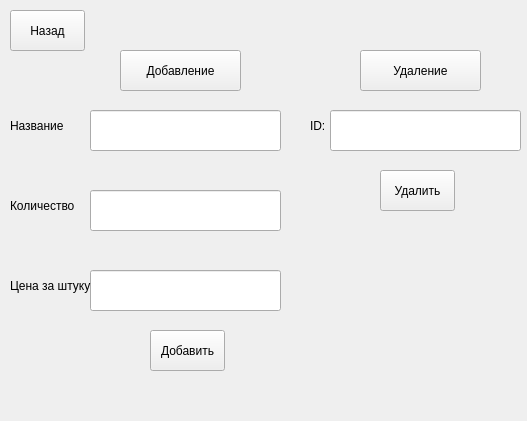
First picture: the form in goodslist.ui, repository Shuv1Wolf/hackathon, before the edit.
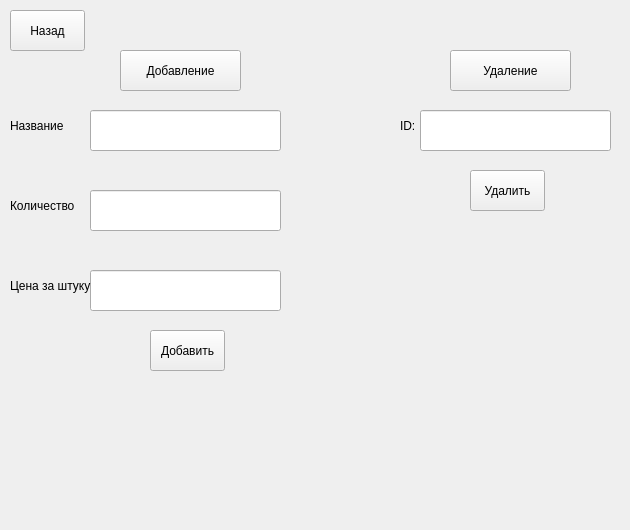
Second picture: the form after the edit.

What changed in the file:
```diff
--- a/goodslist.ui
+++ b/goodslist.ui
@@ -6,8 +6,8 @@
    <rect>
     <x>0</x>
     <y>0</y>
-    <width>527</width>
-    <height>421</height>
+    <width>630</width>
+    <height>530</height>
    </rect>
   </property>
   <property name="windowTitle">
@@ -73,7 +73,7 @@
    <widget class="QPushButton" name="delete_button">
     <property name="geometry">
      <rect>
-      <x>380</x>
+      <x>470</x>
       <y>170</y>
       <width>75</width>
       <height>41</height>
@@ -86,7 +86,7 @@
    <widget class="QLineEdit" name="id_line">
     <property name="geometry">
      <rect>
-      <x>330</x>
+      <x>420</x>
       <y>110</y>
       <width>191</width>
       <height>41</height>
@@ -109,7 +109,7 @@
    <widget class="QPushButton" name="deleting_button">
     <property name="geometry">
      <rect>
-      <x>360</x>
+      <x>450</x>
       <y>50</y>
       <width>121</width>
       <height>41</height>
@@ -164,7 +164,7 @@
    <widget class="QLabel" name="label_4">
     <property name="geometry">
      <rect>
-      <x>310</x>
+      <x>400</x>
       <y>110</y>
       <width>71</width>
       <height>31</height>
@@ -177,7 +177,7 @@
    <widget class="QLabel" name="massage">
     <property name="geometry">
      <rect>
-      <x>260</x>
+      <x>300</x>
       <y>30</y>
       <width>81</width>
       <height>71</height>
```
